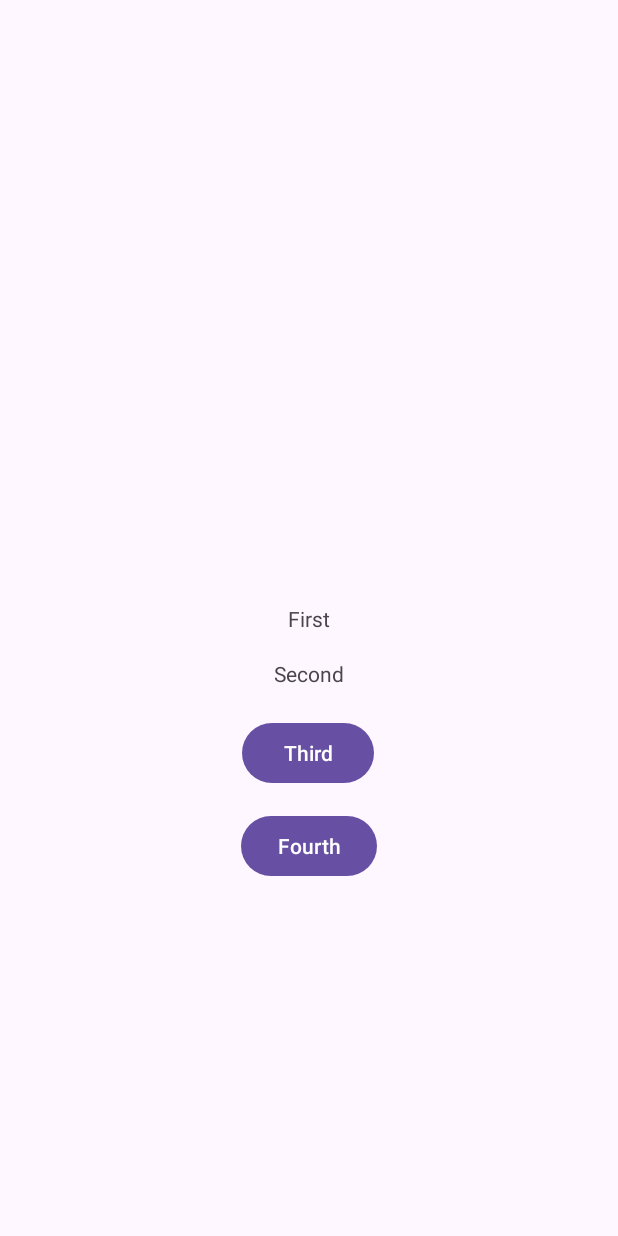
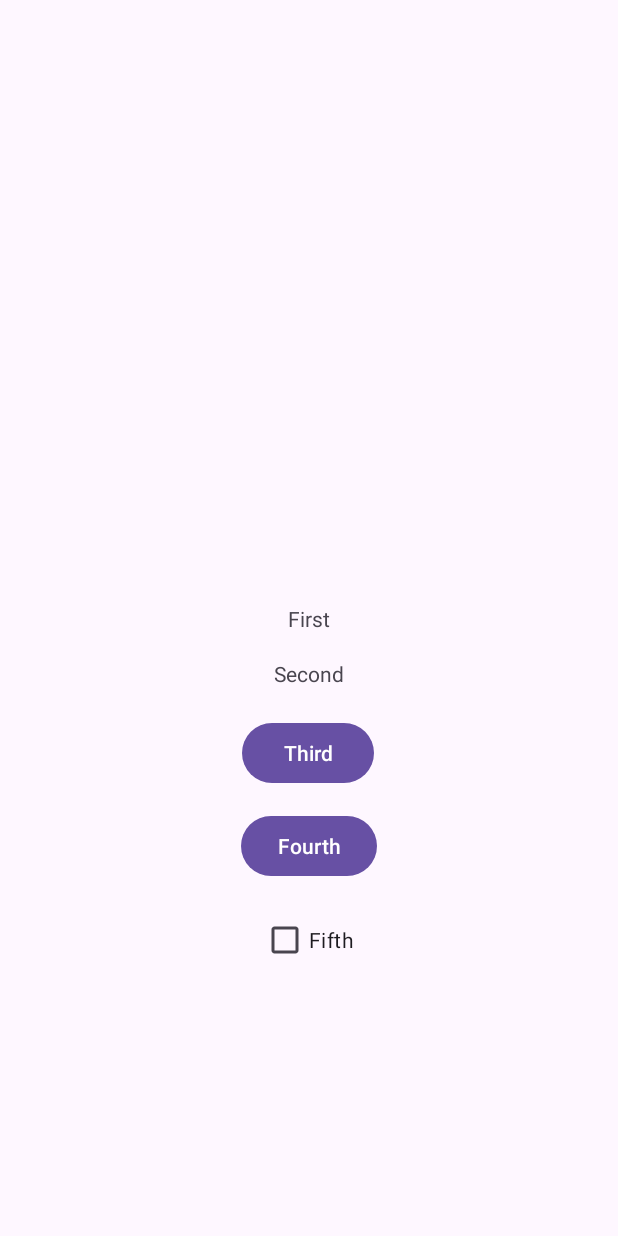
Before and after one commit to surreallie/StephenCyril-Penullar-block3-activity1, an Android app: the screen it shows after launch (MainActivity), on a phone screen of 412 x 824 dp. Run offline under Robolectric (Android 15) with nearby library versions, the phone set to English and light mode, and no system bars.

Commit message:
Fifth Commit

```diff
--- a/app/src/main/res/layout/activity_main.xml
+++ b/app/src/main/res/layout/activity_main.xml
@@ -51,4 +51,17 @@
         app:layout_constraintTop_toTopOf="parent"
         app:layout_constraintVertical_bias="0.696" />
 
+    <CheckBox
+        android:id="@+id/Fifth"
+        android:layout_width="wrap_content"
+        android:layout_height="wrap_content"
+        android:text="Fifth"
+        app:layout_constraintBottom_toBottomOf="parent"
+        app:layout_constraintEnd_toEndOf="parent"
+        app:layout_constraintHorizontal_bias="0.498"
+        app:layout_constraintStart_toStartOf="parent"
+        app:layout_constraintTop_toTopOf="parent"
+        app:layout_constraintVertical_bias="0.777" />
+
+
 </androidx.constraintlayout.widget.ConstraintLayout>
```
